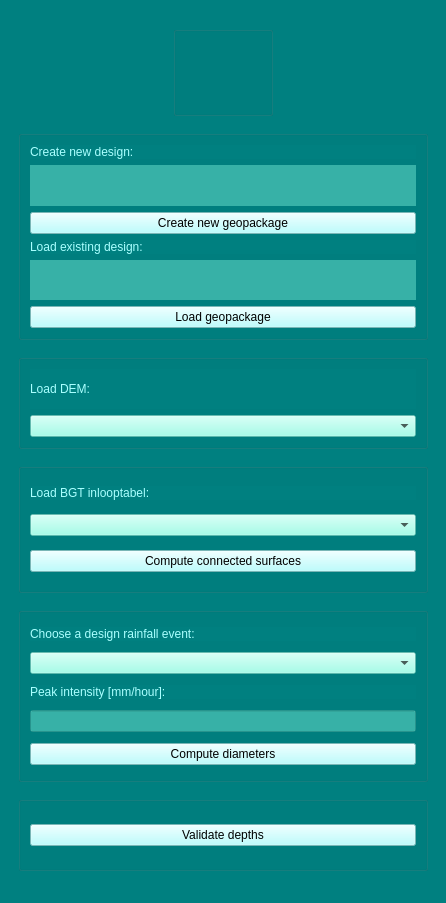
First picture: the form in sewerage_designer/sewerage_designer_dockwidget_base.ui, repository nens/sewerage-designer, before the edit.
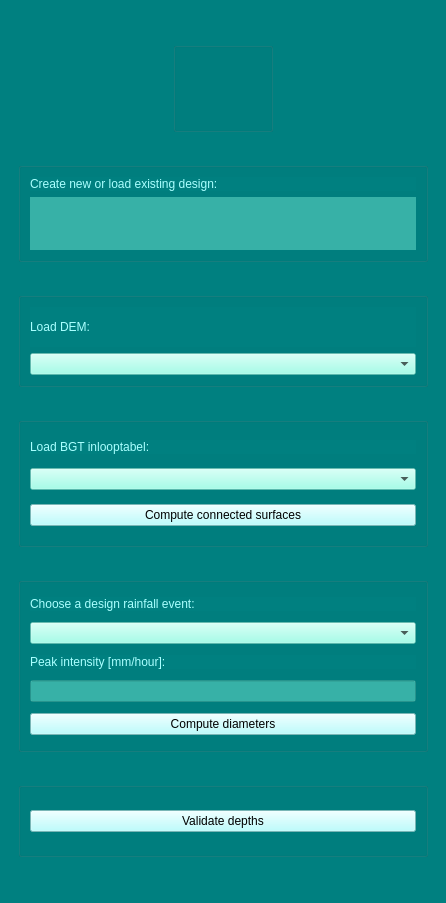
Second picture: the form after the edit. Icons and pictures are not drawn. Custom widgets are drawn as their Qt base class.

Commit message: validate depths and new design

Diff of the .ui file:
```diff
--- a/sewerage_designer/sewerage_designer_dockwidget_base.ui
+++ b/sewerage_designer/sewerage_designer_dockwidget_base.ui
@@ -85,13 +85,13 @@
           <property name="minimumSize">
            <size>
             <width>0</width>
-            <height>210</height>
+            <height>100</height>
            </size>
           </property>
           <property name="maximumSize">
            <size>
             <width>16777215</width>
-            <height>210</height>
+            <height>100</height>
            </size>
           </property>
           <property name="styleSheet">
@@ -119,12 +119,12 @@
               <string notr="true">color: rgb(170, 255, 255);</string>
              </property>
              <property name="text">
-              <string>Create new design:</string>
+              <string>Create new or load existing design:</string>
              </property>
             </widget>
            </item>
            <item>
-            <widget class="QgsFileWidget" name="mQgsFileWidget_PathEmptyGeopackage">
+            <widget class="QgsFileWidget" name="mQgsFileWidget_PathGeopackage">
              <property name="cursor">
               <cursorShape>IBeamCursor</cursorShape>
              </property>
@@ -133,50 +133,6 @@
              </property>
             </widget>
            </item>
-           <item>
-            <widget class="QPushButton" name="pushButton_CreateNewGeopackage">
-             <property name="styleSheet">
-              <string notr="true">background-color: rgb(170, 255, 255);
-color: rgb(0, 0, 0);</string>
-             </property>
-             <property name="text">
-              <string>Create new geopackage</string>
-             </property>
-            </widget>
-           </item>
-           <item>
-            <widget class="QLabel" name="label_LoadGeopackage">
-             <property name="sizePolicy">
-              <sizepolicy hsizetype="Preferred" vsizetype="Fixed">
-               <horstretch>0</horstretch>
-               <verstretch>0</verstretch>
-              </sizepolicy>
-             </property>
-             <property name="styleSheet">
-              <string notr="true">color: rgb(170, 255, 255);</string>
-             </property>
-             <property name="text">
-              <string>Load existing design:</string>
-             </property>
-            </widget>
-           </item>
-           <item>
-            <widget class="QgsFileWidget" name="mQgsFileWidget_PathGeopackage">
-             <property name="styleSheet">
-              <string notr="true">background-color: rgba(140, 255, 230, 100);</string>
-             </property>
-            </widget>
-           </item>
-           <item>
-            <widget class="QPushButton" name="pushButton_LoadGeopackage">
-             <property name="styleSheet">
-              <string notr="true">background-color: rgb(170, 255, 255);;color: rgb(0, 0, 0);</string>
-             </property>
-             <property name="text">
-              <string>Load geopackage</string>
-             </property>
-            </widget>
-           </item>
           </layout>
          </widget>
         </item>
```
Left out of the diff: 2 changed lines with no effect on the pictures. The commit also changes 4 other files.
